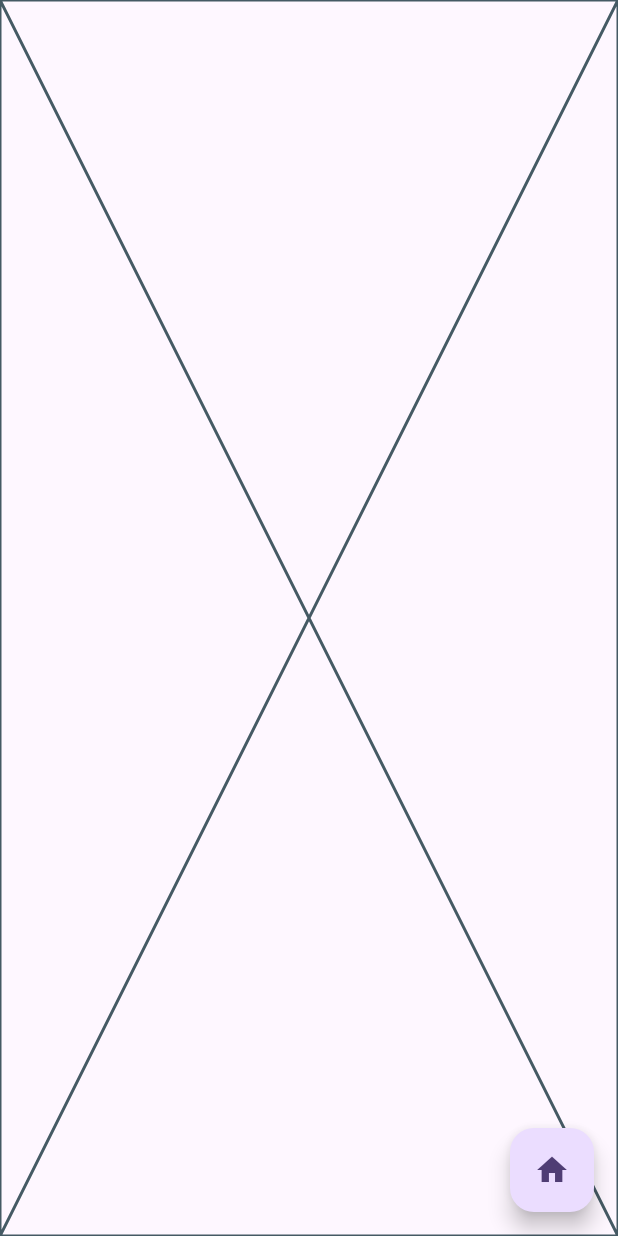
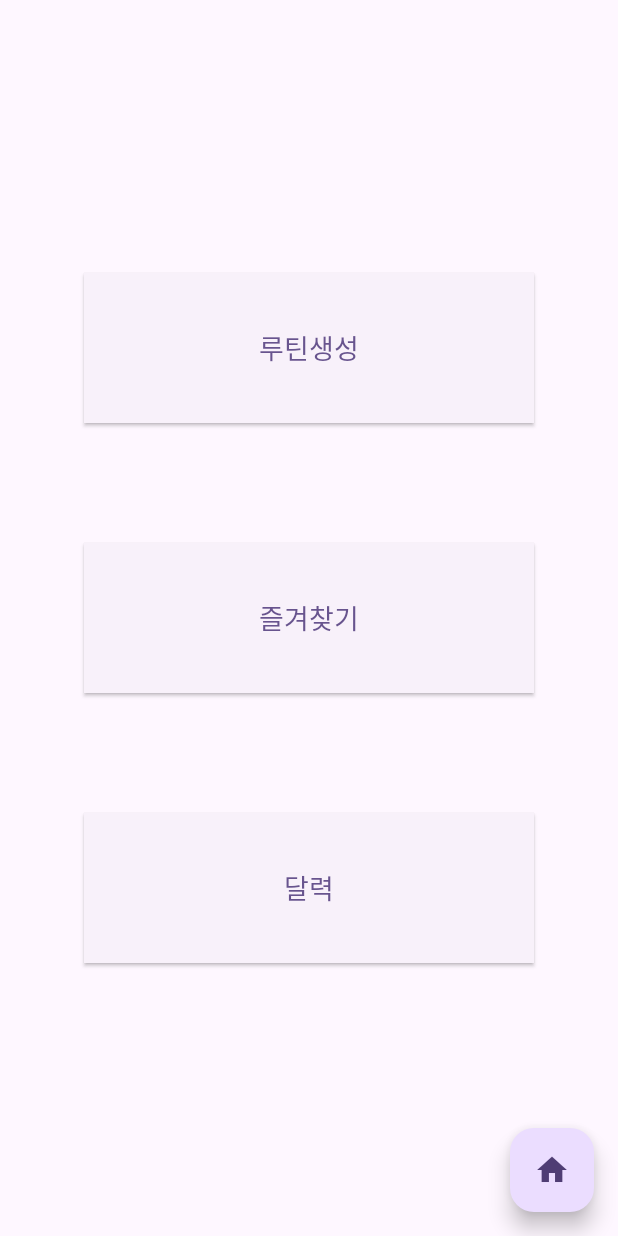
Before and after one commit to imyhnam0/health_project, a Flutter app: the HealthRoutineMenu screen opened directly, on a phone screen of 412 x 824 dp. Run offline on Flutter 3.47's test engine with Material 3 defaults, Android fonts, the phone set to English and light mode, and no system bars.

Commit message:
헬스 루틴 23.12.27

```diff
--- a/lib/health_routine.dart
+++ b/lib/health_routine.dart
@@ -1,17 +1,39 @@
 import 'package:flutter/material.dart';
 
-class HealthRoutineMenu extends StatelessWidget{
-  const HealthRoutineMenu({super.key});
+class CreateRoutine extends StatelessWidget {
+  const CreateRoutine({super.key});
 
   @override
+
+
   Widget build(BuildContext context) {
     return Scaffold(
-      // UI의 해당 부분이 미완성임을 표시하는 위젯
-      body: const Placeholder(),
+      body: Column(
+        mainAxisAlignment: MainAxisAlignment.center,
+        children: [
+
+          // TextField 추가
+          TextField(
+            decoration: InputDecoration(
+              labelText: 'Enter your routine name : ',
+              border: OutlineInputBorder(),
+            ),
+          ),
+          const SizedBox(height: 20),
+          TextField(
+            decoration: InputDecoration(
+              labelText: 'name:  ',
+              border: OutlineInputBorder(),
+            ),
+          ),
+        ],
+
+
+      ),
 
       // main page로 돌아가는 버튼
       // navigator 사용법은 다음 웹페이지에서 설명함
-      // https://docs.flutter.dev/cookbook/navigation/navigation-basics
+
       floatingActionButton: FloatingActionButton(
         onPressed: () {Navigator.pop(context);},
         tooltip: 'Home menu',
@@ -20,3 +42,85 @@ class HealthRoutineMenu extends StatelessWidget{
     );
   }
 }
+
+class HealthRoutineMenu extends StatelessWidget{
+  const HealthRoutineMenu({super.key});
+
+
+
+  @override
+  Widget build(BuildContext context) {
+    return Scaffold(
+
+      body: Center(
+        child: Column(
+          mainAxisAlignment: MainAxisAlignment.center,
+          children: <Widget>[
+
+            // 헬스 루틴 메뉴
+            ElevatedButton(
+              style: ElevatedButton.styleFrom(
+                shape: RoundedRectangleBorder(
+                  borderRadius: BorderRadius.circular(0),
+                ),
+                fixedSize: const Size(300, 100),
+              ),
+              child: const Text('루틴생성',
+                style: TextStyle(fontSize: 18),
+              ),
+                onPressed: (){
+                  Navigator.push(
+                    context,
+                    MaterialPageRoute(builder: (context) => const CreateRoutine()),
+                  );
+                }
+
+
+
+            ),
+            const SizedBox(height: 80),
+
+            //식단 메뉴
+            ElevatedButton(
+              style: ElevatedButton.styleFrom(
+                shape: RoundedRectangleBorder(
+                  borderRadius: BorderRadius.circular(0),
+                ),
+                fixedSize: const Size(300, 100),
+              ),
+              child: const Text('즐겨찾기',
+                style: TextStyle(fontSize: 18),
+              ),
+                onPressed: (){}
+
+            ),
+            const SizedBox(height: 80),
+
+            //친구 추가 메뉴
+            ElevatedButton(
+              style: ElevatedButton.styleFrom(
+                shape: RoundedRectangleBorder(
+                  borderRadius: BorderRadius.circular(0),
+                ),
+                fixedSize: const Size(300, 100),
+              ),
+              child: const Text('달력',
+                style: TextStyle(fontSize: 18),
+              ),
+                onPressed: (){}
+
+            ),
+          ],
+        ),
+      ),
+
+
+
+      floatingActionButton: FloatingActionButton(
+        onPressed: () {Navigator.pop(context);},
+        tooltip: 'Home menu',
+        child: const Icon(Icons.home),
+      ),
+    );
+  }
+}
```
